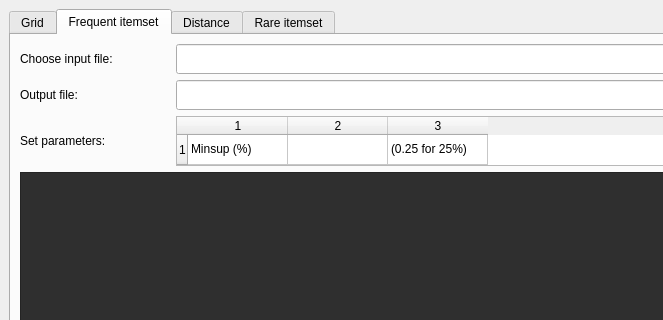
Before: the Qt Designer form AssociationRules/mainwindow.ui in fjovanovic/Association-Rules, drawn with Qt 5; both pictures show x 0 to 663 and y 0 to 320 of the 1200 by 1000 pixel window.
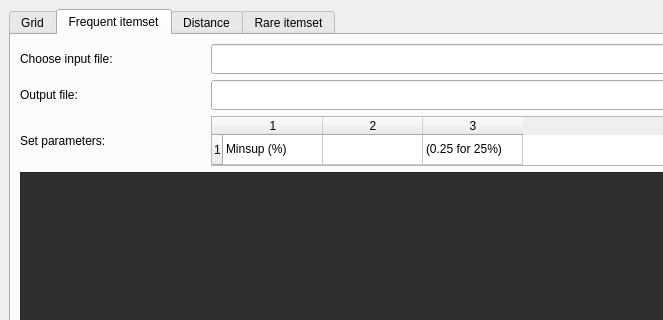
After: the same form once the commit is applied.

Commit message: Solved problem with scene width on Linux

Diff of the .ui file:
```diff
--- a/AssociationRules/mainwindow.ui
+++ b/AssociationRules/mainwindow.ui
@@ -39,13 +39,13 @@
            <widget class="QLabel" name="freqInputFileLabel">
             <property name="minimumSize">
              <size>
-              <width>150</width>
+              <width>185</width>
               <height>30</height>
              </size>
             </property>
             <property name="maximumSize">
              <size>
-              <width>150</width>
+              <width>185</width>
               <height>30</height>
              </size>
             </property>
@@ -100,13 +100,13 @@
            <widget class="QLabel" name="freqOutputFileLabel">
             <property name="minimumSize">
              <size>
-              <width>150</width>
+              <width>185</width>
               <height>30</height>
              </size>
             </property>
             <property name="maximumSize">
              <size>
-              <width>150</width>
+              <width>185</width>
               <height>30</height>
              </size>
             </property>
@@ -155,13 +155,13 @@
            <widget class="QLabel" name="freqSetParametersLabel">
             <property name="minimumSize">
              <size>
-              <width>150</width>
+              <width>185</width>
               <height>30</height>
              </size>
             </property>
             <property name="maximumSize">
              <size>
-              <width>150</width>
+              <width>185</width>
               <height>30</height>
              </size>
             </property>
```
Left out of the diff: 18 changed lines with no effect on the pictures.
